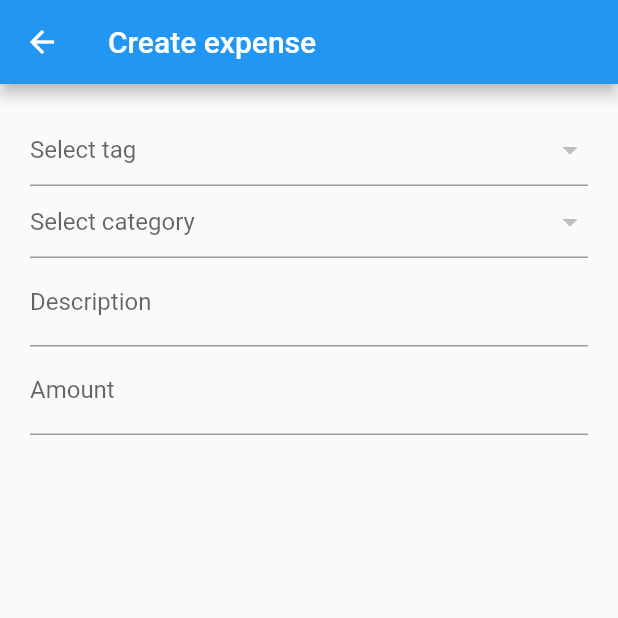
After one commit to ridhi-2801/expense_tracker, a Flutter app: the screen it shows after launch, after a tap on "Create expense", on a phone screen of 412 x 824 dp, the top half of it. The commit adds this screen. Run offline on Flutter 3.47's test engine with Material 2 defaults, Android fonts, the phone set to English and light mode, and no system bars; our stand-ins replace cloud_firestore, firebase_analytics, firebase_auth, firebase_core; accounts and stored records are empty; network calls fail.

Commit message:
created expense creator

```diff
--- a/lib/main.dart
+++ b/lib/main.dart
@@ -1,9 +1,11 @@
-import 'package:expense_tracker/screens/singIn.dart';
+import 'package:expense_tracker/screens/createExpense.dart';
 import 'package:firebase_analytics/firebase_analytics.dart';
 import 'package:firebase_analytics/observer.dart';
 import 'package:firebase_auth/firebase_auth.dart';
 import 'package:firebase_core/firebase_core.dart';
 import 'package:flutter/material.dart';
+
+import 'screens/signIn.dart';
 
 void main() async {
   WidgetsFlutterBinding.ensureInitialized();
@@ -24,7 +26,7 @@ class MyApp extends StatelessWidget {
       navigatorObservers: [
         FirebaseAnalyticsObserver(analytics: FirebaseAnalytics()),
       ],
-      home: SignIn(),
+      home: HomeScreen(),
     );
   }
 }
@@ -48,7 +50,8 @@ class _HomeScreenState extends State<HomeScreen> {
       appBar: AppBar(
         title: Text('Home'),
       ),
-      body: Center(
+      drawer: Drawer(
+        child: Center(
           child: Column(
             mainAxisAlignment: MainAxisAlignment.center,
             children: <Widget>[
@@ -68,6 +71,19 @@ class _HomeScreenState extends State<HomeScreen> {
             ],
           ),
         ),
+      ),
+      body: Center(
+        child: FlatButton(
+          onPressed: () => Navigator.push(
+            context,
+            MaterialPageRoute(
+              builder: (context) => CreateExpense(),
+            ),
+          ),
+          child: Text('Create expense'),
+          color: Colors.red[300],
+        ),
+      ),
     );
   }
 }
--- /dev/null
+++ b/lib/screens/createExpense.dart
@@ -0,0 +1,115 @@
+import 'package:expense_tracker/services/db.dart';
+import 'package:flutter/material.dart';
+
+class CreateExpense extends StatefulWidget {
+  CreateExpense({Key key}) : super(key: key);
+
+  @override
+  _CreateExpenseState createState() => _CreateExpenseState();
+}
+
+class _CreateExpenseState extends State<CreateExpense> {
+  List<String> categories = new List<String>();
+  List<String> tags = new List<String>();
+  DatabaseService databaseService = new DatabaseService();
+  String category, tag;
+
+  @override
+  void initState() {
+    getCategories();
+    getTags();
+    super.initState();
+  }
+
+  void getCategories() async {
+    categories = await databaseService.getAllCategories();
+  }
+
+  void getTags() async {
+    tags = await databaseService.getAllTags();
+  }
+
+  @override
+  Widget build(BuildContext context) {
+    return Scaffold(
+      appBar: AppBar(
+        title: Text('Create expense'),
+      ),
+      body: Container(
+        padding: EdgeInsets.all(20),
+        width: MediaQuery.of(context).size.width,
+        height: MediaQuery.of(context).size.height,
+        child: Column(
+          children: [
+            DropdownButtonFormField(
+              hint: Text('Select tag'),
+              items: tags.map((String tag) {
+                return new DropdownMenuItem(
+                  value: tag,
+                  child: Text(tag),
+                );
+              }).toList(),
+              onChanged: (value) {
+                setState(() {
+                  tag = value;
+                });
+              },
+            ),
+            DropdownButtonFormField(
+              hint: Text('Select category'),
+              items: categories.map((String category) {
+                return new DropdownMenuItem(
+                  value: category,
+                  child: Text(category),
+                );
+              }).toList(),
+              onChanged: (value) {
+                setState(() {
+                  category = value;
+                });
+              },
+            ),
+            TextFormField(
+              // controller: password,
+              decoration: InputDecoration(labelText: 'Description'),
+            ),
+            TextFormField(
+              // controller: password,
+              decoration: InputDecoration(labelText: 'Amount'),
+              keyboardType: TextInputType.number,
+            ),
+
+            // FlatButton(
+            //   onPressed: () async {
+            //     await authService.signUp(
+            //       email.text,
+            //       password.text,
+            //       context,
+            //     );
+            //     Employee employee = new Employee(
+            //       id: id.text,
+            //       name: name.text,
+            //       email: email.text,
+            //       role: role,
+            //     );
+            //     databaseService.updateUserData(employee);
+            //     if (authService.user != null) {
+            //       print('Registered');
+            //       Navigator.pushAndRemoveUntil(
+            //         context,
+            //         MaterialPageRoute(
+            //           builder: (context) => HomeScreen(),
+            //         ),
+            //         (route) => false,
+            //       );
+            //     }
+            //   },
+            //   child: Text('Register'),
+            //   color: Colors.red[300],
+            // ),
+          ],
+        ),
+      ),
+    );
+  }
+}
--- a/lib/services/db.dart
+++ b/lib/services/db.dart
@@ -5,6 +5,10 @@ class DatabaseService {
   final FirebaseFirestore firestore = FirebaseFirestore.instance;
   final CollectionReference userRef =
       FirebaseFirestore.instance.collection('Users');
+  final CollectionReference categoryRef =
+      FirebaseFirestore.instance.collection('categories');
+  final CollectionReference tagsRef =
+      FirebaseFirestore.instance.collection('tags');
 
   Future<void> updateUserData(Employee employee) async {
     DocumentReference docRef = userRef.doc(employee.id);
@@ -28,4 +32,24 @@ class DatabaseService {
     }
     return ids;
   }
+
+  Future<List<String>> getAllCategories() async {
+    final QuerySnapshot result = await categoryRef.get();
+    final List<DocumentSnapshot> docs = result.docs;
+    List<String> ids = new List();
+    for (var i = 0; i < docs.length; i++) {
+      ids.add(docs[i].id);
+    }
+    return ids;
+  }
+
+  Future<List<String>> getAllTags() async {
+    final QuerySnapshot result = await tagsRef.get();
+    final List<DocumentSnapshot> docs = result.docs;
+    List<String> ids = new List();
+    for (var i = 0; i < docs.length; i++) {
+      ids.add(docs[i].id);
+    }
+    return ids;
+  }
 }
--- a/lib/services/models.dart
+++ b/lib/services/models.dart
@@ -13,10 +13,21 @@ class Employee {
 }
 
 class Expense {
-  String category;
-  String subCategory;
-  double monthlyLimit;
+  Category category;
+  String description;
   String imageName;
   List usersAssigned;
   String status;
+  Expense({
+    this.category,
+    this.description,
+    this.imageName,
+    this.status,
+  });
 }
+
+class Category {
+  String name;
+  List expenses;
+  double monthlyLimit;
+}
--- a/pubspec.yaml
+++ b/pubspec.yaml
@@ -31,6 +31,8 @@ dependencies:
   firebase_auth: ^0.18.3+1
   firebase_analytics: ^6.2.0
   cloud_firestore: ^0.14.3+1
+  firebase_storage: ^5.1.0
+  image_picker: ^0.6.7+14
 
 dev_dependencies:
   flutter_test:
```
Also changed, not shown: lib/homePage.dart (+34 -13 lines), lib/screens/signIn.dart (added, +220 -0 lines), lib/screens/singIn.dart (deleted, +0 -114 lines), lib/signIn.dart (deleted, +0 -114 lines), pubspec.lock. Lines whose indentation alone changed are shown as unchanged.
